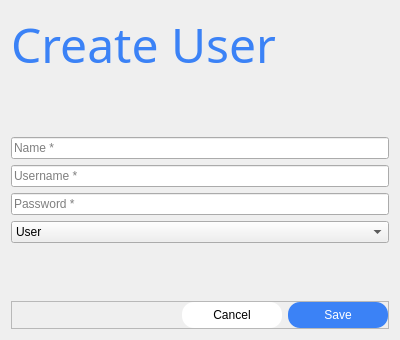
Above: pages/userManagement/form.ui from al-dioooo/bookster before the change. Below: the same form after it.
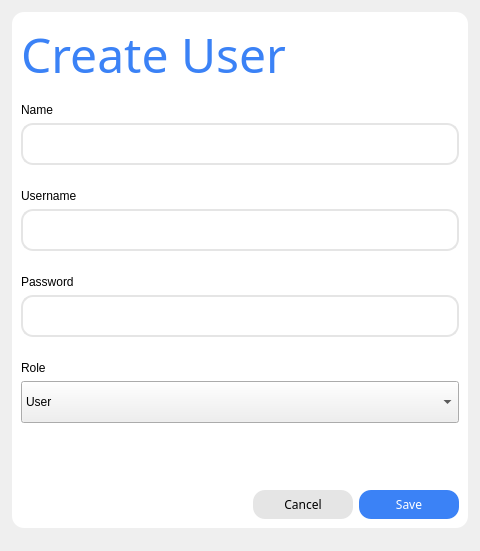
That is the form after the change.

```diff
--- a/pages/userManagement/form.ui
+++ b/pages/userManagement/form.ui
@@ -6,14 +6,40 @@
    <rect>
     <x>0</x>
     <y>0</y>
-    <width>400</width>
-    <height>340</height>
+    <width>480</width>
+    <height>551</height>
    </rect>
   </property>
+  <property name="font">
+   <font>
+    <family>Poppins</family>
+   </font>
+  </property>
   <property name="windowTitle">
    <string>Create User</string>
   </property>
   <layout class="QVBoxLayout" name="dialogVerticalLayout">
+   <property name="leftMargin">
+    <number>12</number>
+   </property>
+   <property name="topMargin">
+    <number>12</number>
+   </property>
+   <property name="rightMargin">
+    <number>12</number>
+   </property>
+   <property name="bottomMargin">
+    <number>12</number>
+   </property>
+   <item>
+    <widget class="QFrame" name="frame_5">
+     <property name="styleSheet">
+      <string notr="true">QFrame#frame_5 {
+	background: #FFF;
+	border-radius: 12px;
+}</string>
+     </property>
+     <layout class="QVBoxLayout" name="verticalLayout_5">
    <item alignment="Qt::AlignmentFlag::AlignLeft">
     <widget class="QLabel" name="dlgTitle">
      <property name="font">
@@ -36,44 +62,176 @@
     </widget>
    </item>
    <item>
-    <spacer name="vsp1">
-     <property name="orientation">
-      <enum>Qt::Orientation::Vertical</enum>
-     </property>
-     <property name="sizeHint" stdset="0">
+       <widget class="QFrame" name="frame">
+        <property name="minimumSize">
       <size>
-       <width>20</width>
-       <height>8</height>
-      </size>
-     </property>
-    </spacer>
+          <width>0</width>
+          <height>80</height>
+         </size>
+        </property>
+        <layout class="QVBoxLayout" name="verticalLayout_4">
+         <property name="leftMargin">
+          <number>0</number>
+         </property>
+         <property name="rightMargin">
+          <number>0</number>
+         </property>
+         <item>
+          <widget class="QLabel" name="label">
+           <property name="text">
+            <string>Name</string>
+           </property>
+          </widget>
    </item>
    <item>
     <widget class="QLineEdit" name="nameInput">
-     <property name="placeholderText">
-      <string>Name *</string>
+           <property name="sizePolicy">
+            <sizepolicy hsizetype="Expanding" vsizetype="Expanding">
+             <horstretch>0</horstretch>
+             <verstretch>0</verstretch>
+            </sizepolicy>
+           </property>
+           <property name="styleSheet">
+            <string notr="true">QLineEdit {
+	padding: 6px 12px;
+	border-radius: 12px;
+	border: 2px solid #E5E5E5;
+}
+
+QLineEdit:focus {
+	border: 2px solid #DBEAFE;
+}</string>
+           </property>
+          </widget>
+         </item>
+        </layout>
+       </widget>
+      </item>
+      <item>
+       <widget class="QFrame" name="frame_2">
+        <property name="minimumSize">
+         <size>
+          <width>0</width>
+          <height>80</height>
+         </size>
+        </property>
+        <layout class="QVBoxLayout" name="verticalLayout_3">
+         <property name="leftMargin">
+          <number>0</number>
+         </property>
+         <property name="rightMargin">
+          <number>0</number>
+         </property>
+         <item>
+          <widget class="QLabel" name="label_2">
+           <property name="text">
+            <string>Username</string>
      </property>
     </widget>
    </item>
    <item>
     <widget class="QLineEdit" name="usernameInput">
-     <property name="placeholderText">
-      <string>Username *</string>
+           <property name="sizePolicy">
+            <sizepolicy hsizetype="Expanding" vsizetype="Expanding">
+             <horstretch>0</horstretch>
+             <verstretch>0</verstretch>
+            </sizepolicy>
+           </property>
+           <property name="styleSheet">
+            <string notr="true">QLineEdit {
+	padding: 6px 12px;
+	border-radius: 12px;
+	border: 2px solid #E5E5E5;
+}
+
+QLineEdit:focus {
+	border: 2px solid #DBEAFE;
+}</string>
+           </property>
+          </widget>
+         </item>
+        </layout>
+       </widget>
+      </item>
+      <item>
+       <widget class="QFrame" name="frame_3">
+        <property name="minimumSize">
+         <size>
+          <width>0</width>
+          <height>80</height>
+         </size>
+        </property>
+        <layout class="QVBoxLayout" name="verticalLayout_2">
+         <property name="leftMargin">
+          <number>0</number>
+         </property>
+         <property name="rightMargin">
+          <number>0</number>
+         </property>
+         <item>
+          <widget class="QLabel" name="label_3">
+           <property name="text">
+            <string>Password</string>
      </property>
     </widget>
    </item>
    <item>
     <widget class="QLineEdit" name="passwordInput">
+           <property name="sizePolicy">
+            <sizepolicy hsizetype="Expanding" vsizetype="Expanding">
+             <horstretch>0</horstretch>
+             <verstretch>0</verstretch>
+            </sizepolicy>
+           </property>
+           <property name="styleSheet">
+            <string notr="true">QLineEdit {
+	padding: 6px 12px;
+	border-radius: 12px;
+	border: 2px solid #E5E5E5;
+}
+
+QLineEdit:focus {
+	border: 2px solid #DBEAFE;
+}</string>
+           </property>
      <property name="echoMode">
       <enum>QLineEdit::EchoMode::Password</enum>
      </property>
-     <property name="placeholderText">
-      <string>Password *</string>
+          </widget>
+         </item>
+        </layout>
+       </widget>
+      </item>
+      <item>
+       <widget class="QFrame" name="frame_4">
+        <property name="minimumSize">
+         <size>
+          <width>0</width>
+          <height>80</height>
+         </size>
+        </property>
+        <layout class="QVBoxLayout" name="verticalLayout">
+         <property name="leftMargin">
+          <number>0</number>
+         </property>
+         <property name="rightMargin">
+          <number>0</number>
+         </property>
+         <item>
+          <widget class="QLabel" name="label_4">
+           <property name="text">
+            <string>Role</string>
      </property>
     </widget>
    </item>
    <item>
     <widget class="QComboBox" name="roleCombo">
+           <property name="sizePolicy">
+            <sizepolicy hsizetype="Preferred" vsizetype="Expanding">
+             <horstretch>0</horstretch>
+             <verstretch>0</verstretch>
+            </sizepolicy>
+           </property>
      <property name="currentText">
       <string>User</string>
      </property>
@@ -94,30 +252,30 @@
      </item>
     </widget>
    </item>
+        </layout>
+       </widget>
+      </item>
    <item>
-    <spacer name="vsp2">
+       <spacer name="verticalSpacer">
      <property name="orientation">
       <enum>Qt::Orientation::Vertical</enum>
      </property>
      <property name="sizeHint" stdset="0">
       <size>
-       <width>0</width>
-       <height>0</height>
+          <width>20</width>
+          <height>40</height>
       </size>
      </property>
     </spacer>
    </item>
    <item>
     <widget class="QFrame" name="frameButtons">
-     <property name="frameShape">
-      <enum>QFrame::Shape::StyledPanel</enum>
-     </property>
      <layout class="QHBoxLayout" name="buttonLayout">
       <property name="leftMargin">
        <number>0</number>
       </property>
       <property name="topMargin">
-       <number>0</number>
+          <number>12</number>
       </property>
       <property name="rightMargin">
        <number>0</number>
@@ -146,16 +304,17 @@
           <height>0</height>
          </size>
         </property>
+           <property name="font">
+            <font>
+             <family>Poppins</family>
+            </font>
+           </property>
         <property name="styleSheet">
-         <string>
-QPushButton {
-  border-radius:12px;
-  background:#FFF;
-  padding:6px;
+            <string notr="true">QPushButton {
+  border-radius: 12px; background: #E5E5E5; padding: 6px;
 }
-QPushButton:hover  {background:rgba(255,255,255,200);}
-QPushButton:pressed{background:rgba(255,255,255,150);}
-</string>
+QPushButton:hover   { background: rgba(229,229,229,200); }
+QPushButton:pressed { background: rgba(229,229,229,150); }</string>
         </property>
         <property name="text">
          <string>Cancel</string>
@@ -170,6 +329,11 @@
           <height>0</height>
          </size>
         </property>
+           <property name="font">
+            <font>
+             <family>Poppins</family>
+            </font>
+           </property>
         <property name="styleSheet">
          <string>
 QPushButton {
@@ -189,6 +353,22 @@
       </item>
      </layout>
     </widget>
+      </item>
+     </layout>
+    </widget>
+   </item>
+   <item>
+    <spacer name="vsp2">
+     <property name="orientation">
+      <enum>Qt::Orientation::Vertical</enum>
+     </property>
+     <property name="sizeHint" stdset="0">
+      <size>
+       <width>0</width>
+       <height>0</height>
+      </size>
+     </property>
+    </spacer>
    </item>
   </layout>
  </widget>
```
Lines whose indentation alone changed are shown as unchanged.
